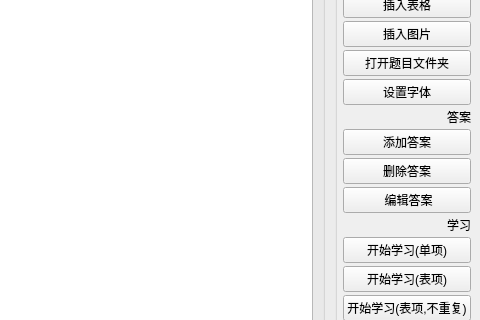
First picture: the form in ui/mainwindow.ui, repository DKLost/questions, before the edit; both pictures show x 720 to 1200 and y 445 to 765 of the 1200 by 850 pixel window.
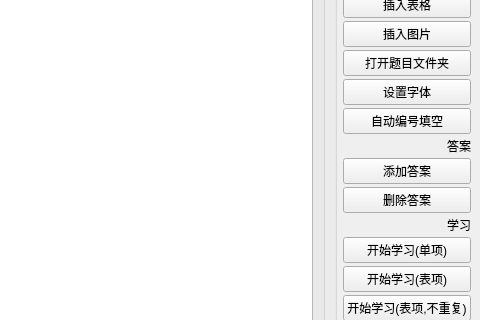
Second picture: the form after the edit. Custom widgets are drawn as their Qt base class.

```diff
--- a/ui/mainwindow.ui
+++ b/ui/mainwindow.ui
@@ -7,7 +7,7 @@
     <x>0</x>
     <y>0</y>
     <width>1200</width>
-    <height>783</height>
+    <height>788</height>
    </rect>
   </property>
   <property name="windowTitle">
@@ -181,6 +181,13 @@
         </property>
        </widget>
       </item>
+      <item>
+       <widget class="QPushButton" name="autoNumber">
+        <property name="text">
+         <string>自动编号填空</string>
+        </property>
+       </widget>
+      </item>
       <item>
        <widget class="QLabel" name="label_4">
         <property name="text">
@@ -208,13 +215,6 @@
         </property>
        </widget>
       </item>
-      <item>
-       <widget class="QPushButton" name="answerEditButton">
-        <property name="text">
-         <string> 编辑答案</string>
-        </property>
-       </widget>
-      </item>
       <item>
        <spacer name="verticalSpacer">
         <property name="orientation">
```
